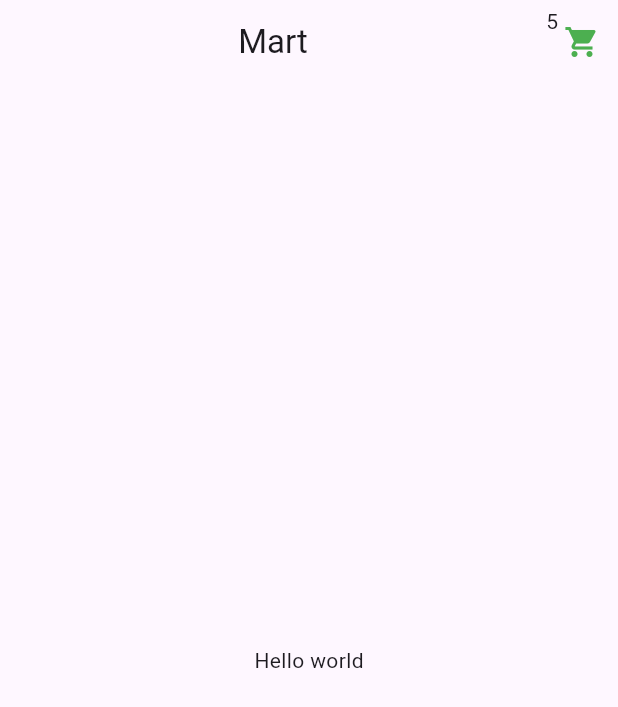
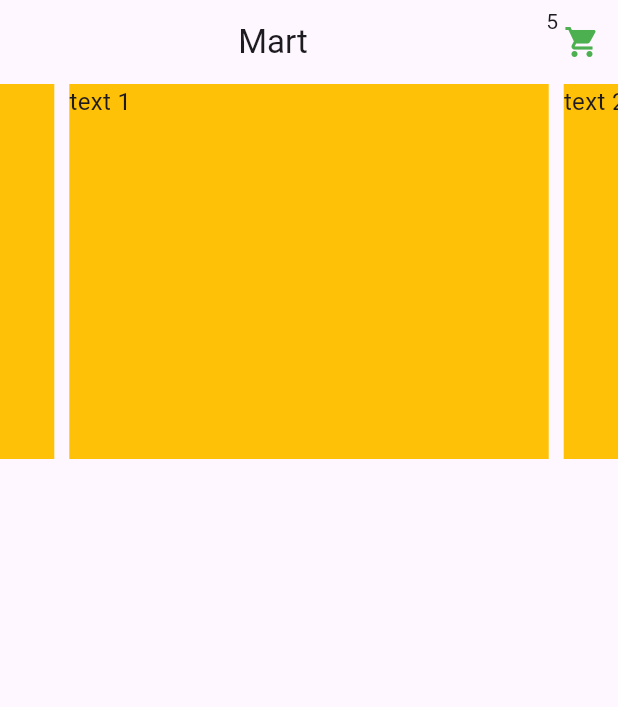
Before and after one commit to NARESHCODES/mart, a Flutter app: the screen it shows after launch, on a phone screen of 412 x 824 dp. Shown: the top 707 px of the screen. Run offline on Flutter 3.47's test engine with Material 2 defaults, Android fonts, the phone set to English and light mode, and no system bars; drawn by our look-alikes of carousel_slider; our stand-ins replace get, lottie.

Commit message:
carousel slider added

```diff
--- a/lib/view/home.dart
+++ b/lib/view/home.dart
@@ -1,4 +1,8 @@
+// ignore_for_file: prefer_const_literals_to_create_immutables, prefer_const_constructors
+
+import 'package:carousel_slider/carousel_slider.dart';
 import "package:flutter/material.dart";
+import 'package:get/get.dart';
 import 'package:mart/util/app_color.dart';
 
 class HomeView extends StatelessWidget {
@@ -22,7 +26,36 @@ class HomeView extends StatelessWidget {
           )
         ],
       ),
-      body: const Center(child: Text("Hello world")),
+      body: SingleChildScrollView(
+          child: Column(
+        children: [
+          //slides
+          SizedBox(
+            height: 250,
+            width: Get.size.width,
+            child: CarouselSlider(
+              options: CarouselOptions(height: 400.0),
+              items: [1, 2, 3, 4, 5].map((i) {
+                return Builder(
+                  builder: (BuildContext context) {
+                    return Container(
+                        width: MediaQuery.of(context).size.width,
+                        margin: EdgeInsets.symmetric(horizontal: 5.0),
+                        decoration: BoxDecoration(color: Colors.amber),
+                        child: Text(
+                          'text $i',
+                          style: TextStyle(fontSize: 16.0),
+                        ));
+                  },
+                );
+              }).toList(),
+            ),
+          )
+          //featured products
+          //offers
+          //special products
+        ],
+      )),
     ));
   }
 }
--- a/pubspec.yaml
+++ b/pubspec.yaml
@@ -37,6 +37,7 @@ dependencies:
   get: ^4.6.5
   http: ^0.13.4
   lottie: ^1.3.0
+  carousel_slider: ^4.1.1
 
 dev_dependencies:
   flutter_test:
```
Also changed, not shown: pubspec.lock.
